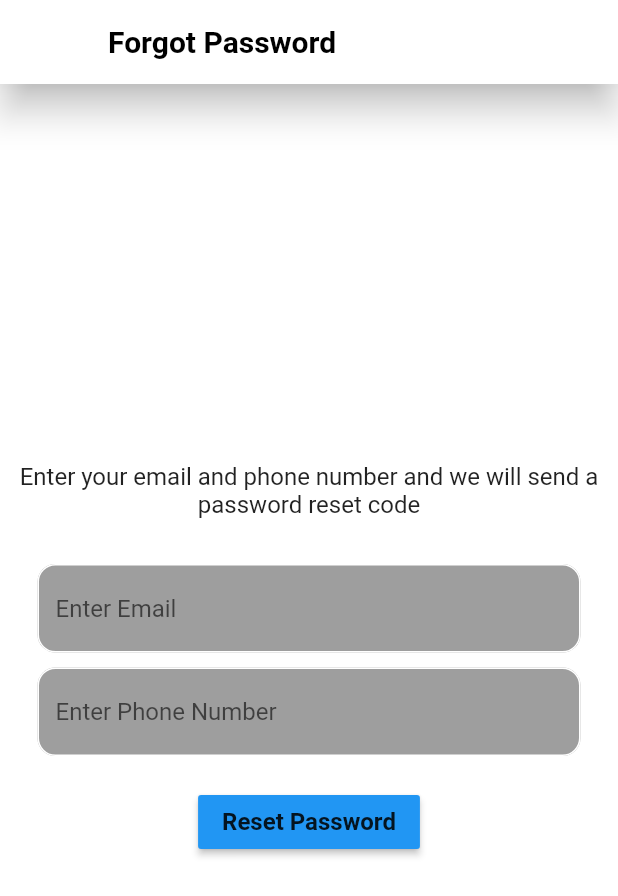
After one commit to Denniskesh/Farmlink, a Flutter app: the screen it shows after launch, after a tap on "Forgot Password?", on a phone screen of 412 x 824 dp. The commit adds this screen. Shown: the top 896 px of the screen. Run offline on Flutter 3.47's test engine with Material 2 defaults, Android fonts, the phone set to English and light mode, and no system bars; our stand-ins replace cloud_firestore, firebase_auth, firebase_core; accounts and stored records are empty.

Commit message:
added Forgot password functionality

```diff
--- a/lib/main.dart
+++ b/lib/main.dart
@@ -9,7 +9,7 @@ void main() async {
   await Firebase.initializeApp();
   runApp(
     ChangeNotifierProvider(
-        create: (context) => AuthService(), child: Farmlinkapp()),
+        create: (context) => AuthService(), child: const Farmlinkapp()),
   );
 }
 
--- /dev/null
+++ b/lib/screens/forgot_password_screen.dart
@@ -0,0 +1,129 @@
+import 'package:firebase_auth/firebase_auth.dart';
+import 'package:flutter/material.dart';
+
+class ForgotPasswordPage extends StatefulWidget {
+  const ForgotPasswordPage({super.key});
+
+  @override
+  State<ForgotPasswordPage> createState() => _ForgotPasswordPageState();
+}
+
+class _ForgotPasswordPageState extends State<ForgotPasswordPage> {
+  final emailController = TextEditingController();
+  final phoneController = TextEditingController();
+
+  @override
+  void dispose() {
+    // TODO: implement dispose
+    emailController.dispose();
+    phoneController.dispose();
+    super.dispose();
+  }
+
+  Future passwordReset() async {
+    try {
+      await FirebaseAuth.instance
+          .sendPasswordResetEmail(email: emailController.text.trim());
+      // ignore: use_build_context_synchronously
+      showDialog(
+          context: context,
+          builder: (cotext) {
+            return const AlertDialog(
+              content: Text('Check your Email for the Reset Link'),
+            );
+          });
+    } on FirebaseAuthException catch (e) {
+      //print(e);
+      // ignore: use_build_context_synchronously
+      showDialog(
+          context: context,
+          builder: (cotext) {
+            return AlertDialog(
+              content: Text(e.message.toString()),
+            );
+          });
+    }
+  }
+
+  @override
+  Widget build(BuildContext context) {
+    return Scaffold(
+      backgroundColor: Colors.white,
+      appBar: AppBar(
+        backgroundColor: Colors.white,
+        elevation: 10,
+        title: const Text(
+          "Forgot Password",
+          style: TextStyle(
+              color: Colors.black, fontSize: 20, fontWeight: FontWeight.bold),
+        ),
+      ),
+      body: Column(
+        mainAxisAlignment: MainAxisAlignment.center,
+        children: [
+          const Padding(
+            padding: EdgeInsets.symmetric(horizontal: 8.0),
+          ),
+          const Text(
+            'Enter your email and phone number and we will send a password reset code',
+            style: TextStyle(fontSize: 16),
+            textAlign: TextAlign.center,
+          ),
+          const SizedBox(
+            height: 30,
+          ),
+          Padding(
+            padding: const EdgeInsets.symmetric(horizontal: 25.0),
+            child: TextField(
+              controller: emailController,
+              decoration: InputDecoration(
+                  enabledBorder: OutlineInputBorder(
+                    borderRadius: BorderRadius.circular(12),
+                    borderSide: const BorderSide(color: Colors.white),
+                  ),
+                  focusedBorder: OutlineInputBorder(
+                    borderRadius: BorderRadius.circular(12),
+                    borderSide: const BorderSide(color: Colors.deepPurple),
+                  ),
+                  hintText: "Enter Email",
+                  fillColor: Colors.grey,
+                  filled: true),
+            ),
+          ),
+          const SizedBox(
+            height: 10,
+          ),
+          Padding(
+            padding: const EdgeInsets.symmetric(horizontal: 25.0),
+            child: TextField(
+              controller: phoneController,
+              decoration: InputDecoration(
+                  enabledBorder: OutlineInputBorder(
+                    borderRadius: BorderRadius.circular(12),
+                    borderSide: const BorderSide(color: Colors.white),
+                  ),
+                  focusedBorder: OutlineInputBorder(
+                    borderRadius: BorderRadius.circular(12),
+                    borderSide: const BorderSide(color: Colors.deepPurple),
+                  ),
+                  hintText: "Enter Phone Number",
+                  fillColor: Colors.grey,
+                  filled: true),
+            ),
+          ),
+          const SizedBox(
+            height: 20,
+          ),
+          MaterialButton(
+            onPressed: passwordReset,
+            color: Colors.blue,
+            child: const Text(
+              'Reset Password',
+              style: TextStyle(fontSize: 16, fontWeight: FontWeight.bold),
+            ),
+          )
+        ],
+      ),
+    );
+  }
+}
--- a/lib/screens/login_screen.dart
+++ b/lib/screens/login_screen.dart
@@ -3,6 +3,8 @@ import 'package:farmlink/components/my_text_field.dart';
 import 'package:farmlink/services/auth/auth_service.dart';
 import 'package:flutter/material.dart';
 import 'package:provider/provider.dart';
+
+import 'forgot_password_screen.dart';
 
 class LoginPage extends StatefulWidget {
   final void Function()? onTap;
@@ -82,10 +84,28 @@ class _LoginPageState extends State<LoginPage> {
                 const SizedBox(
                   height: 5,
                 ),
-                const Text(
-                  'Forgot Password?',
-                  style: TextStyle(
-                      color: Colors.blue, fontWeight: FontWeight.bold),
+                Padding(
+                  padding: const EdgeInsets.symmetric(horizontal: 25.0),
+                  child:
+                      Row(mainAxisAlignment: MainAxisAlignment.end, children: [
+                    GestureDetector(
+                      onTap: () {
+                        Navigator.push(
+                          context,
+                          MaterialPageRoute(
+                            builder: (context) {
+                              return const ForgotPasswordPage();
+                            },
+                          ),
+                        );
+                      },
+                      child: const Text(
+                        'Forgot Password?',
+                        style: TextStyle(
+                            color: Colors.blue, fontWeight: FontWeight.bold),
+                      ),
+                    )
+                  ]),
                 ),
                 const SizedBox(
                   height: 25,
--- a/lib/services/auth/auth_service.dart
+++ b/lib/services/auth/auth_service.dart
@@ -1,3 +1,4 @@
+import 'package:cloud_firestore/cloud_firestore.dart';
 import 'package:firebase_auth/firebase_auth.dart';
 import 'package:flutter/widgets.dart';
 
@@ -32,6 +33,14 @@ class AuthService extends ChangeNotifier {
     }
   }
 
+  Future addUserDetails(String name, String email, String phonenumber) async {
+    await FirebaseFirestore.instance.collection('users').add({
+      'name': name,
+      'email': email,
+      'phonenumber': phonenumber,
+    });
+  }
+
   Future<void> signOut() async {
     return await FirebaseAuth.instance.signOut();
   }
```
Also changed, not shown: lib/models/user_model.dart (+13 -9 lines), lib/screens/home_page.dart (+9 -1 lines), lib/screens/register_page.dart (+13 -6 lines).
